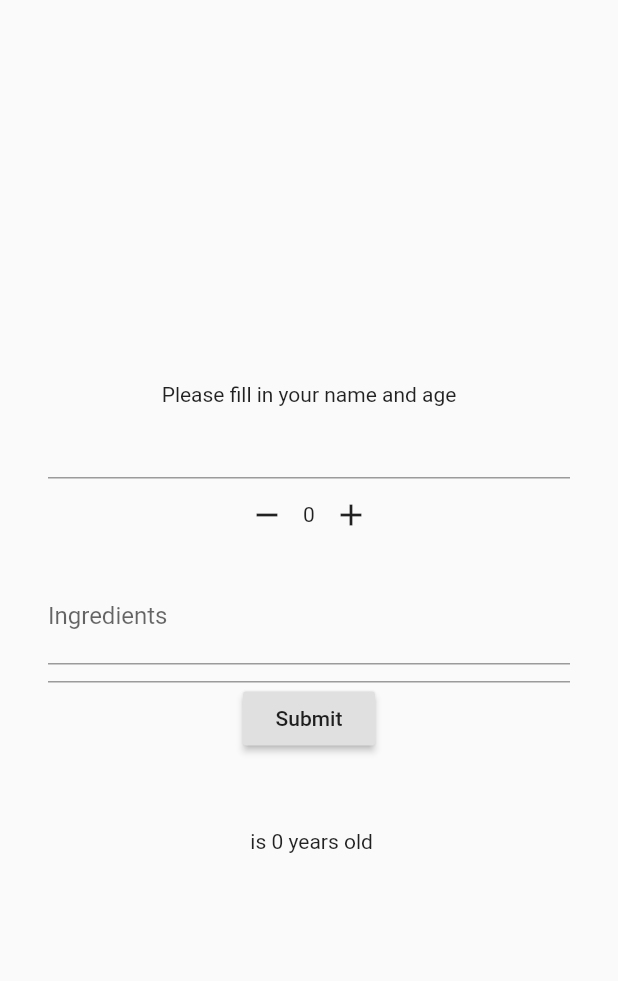
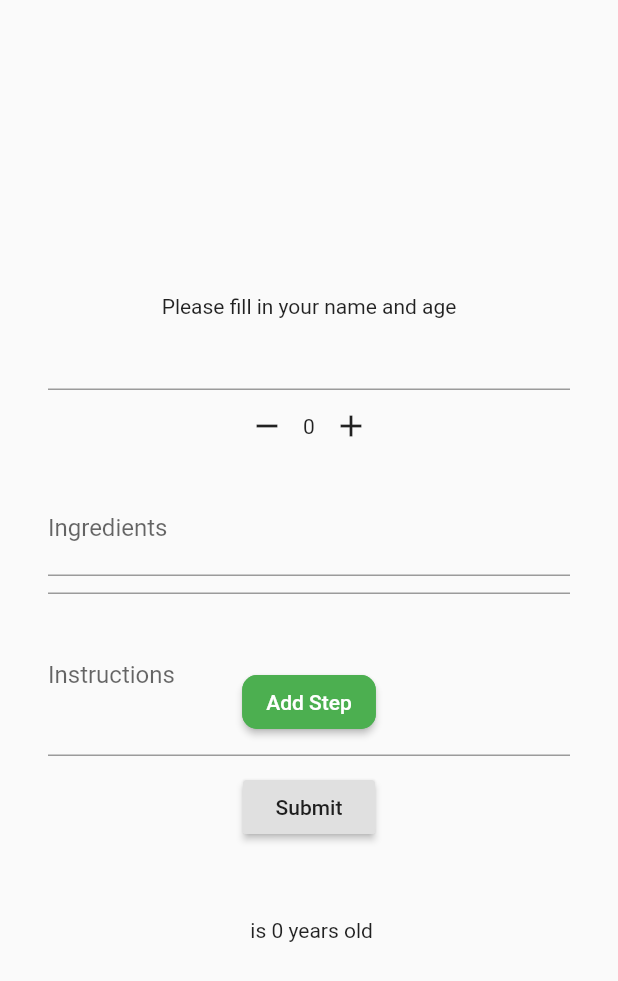
Before and after one commit to khalludi/ex_formfield, a Flutter app: the screen it shows after launch, on a phone screen of 412 x 824 dp. Shown: the top 981 px of the screen. Run offline on Flutter 3.47's test engine with Material 2 defaults, Android fonts, the phone set to English and light mode, and no system bars.

Commit message:
Add instructions fields

```diff
--- a/lib/main.dart
+++ b/lib/main.dart
@@ -1,3 +1,5 @@
+import 'package:ex_formfield/reorderable_ff.dart';
+import 'package:ex_formfield/reorderable_field.dart';
 import 'package:flutter/material.dart';
 
 import 'counter.dart';
@@ -27,6 +29,7 @@ class _HomeScreenState extends State<HomeScreen> {
   String _name = '';
   int _age = 0;
   List _ingredients = [];
+  List _instructions = [];
 
   @override
   Widget build(BuildContext context) {
@@ -64,12 +67,24 @@ class _HomeScreenState extends State<HomeScreen> {
                     labelText: 'Ingredients',
                   ),
                   validator: (ingredients) => (ingredients?.length ?? 0) < 3
-                      ? 'Please select at least 3 interests'
+                      ? 'Please add at least 3 ingredients'
                       : null,
                   onSaved: (ingredients) {
                     _ingredients = ingredients!;
                   },
                 ),
+                MyReorderableFormField(
+                  decoration: const InputDecoration(
+                    labelText: 'Instructions',
+                  ),
+                  validator: (instructions) => (instructions?.length ?? 0) < 3
+                      ? 'Please add at least 3 steps to the recipe'
+                      : null,
+                  onSaved: (instructions) {
+                    _instructions = instructions!;
+                  },
+                ),
+                SizedBox(height: 10,),
                 RaisedButton(
                   child: const Text('Submit'),
                   onPressed: () {
@@ -88,8 +103,15 @@ class _HomeScreenState extends State<HomeScreen> {
                   shrinkWrap: true,
                   itemCount: _ingredients.length,
                   itemBuilder: (context, index) {
-                    return Text('${_ingredients[index]}, ');
+                    return Text('${_ingredients[index]}');
                   }
+                ),
+                ListView.builder(
+                    shrinkWrap: true,
+                    itemCount: _instructions.length,
+                    itemBuilder: (context, index) {
+                      return Text('${_instructions[index]}');
+                    }
                 )
               ],
             ),
--- /dev/null
+++ b/lib/reorderable_ff.dart
@@ -0,0 +1,34 @@
+import 'package:ex_formfield/reorderable_field.dart';
+import 'package:flutter/material.dart';
+
+import 'multiselection_field.dart';
+
+class MyReorderableFormField<T> extends FormField<List<T>> {
+
+  final InputDecoration decoration;
+
+  MyReorderableFormField({
+    Key? key,
+    this.decoration = const InputDecoration(),
+    FormFieldSetter<List>? onSaved,
+    FormFieldValidator<List>? validator,
+  }) : super(key: key,
+      onSaved: onSaved,
+      validator: validator,
+      builder: (FormFieldState<List> field) {
+        final InputDecoration effectiveDecoration =
+        decoration.applyDefaults(
+          Theme.of(field.context).inputDecorationTheme,
+        );
+        return InputDecorator(
+          decoration: effectiveDecoration.copyWith(errorText: field.errorText),
+          isEmpty: field.value?.isEmpty ?? true,
+          child: MyReorderableField(
+            values: field.value?.map((e) => e.toString()).toList() ?? [],
+            onChanged: field.didChange,
+            controllers: field.value?.map((e) => TextEditingController(text: e)).toList() ?? [],
+          ),
+        );
+      }
+  );
+}
--- /dev/null
+++ b/lib/reorderable_field.dart
@@ -0,0 +1,99 @@
+import 'package:flutter/material.dart';
+
+class MyReorderableField<T> extends StatelessWidget {
+
+  MyReorderableField({
+    Key? key,
+    required this.onChanged,
+    required this.values,
+    required this.controllers,
+  }) : super( key: key );
+
+  ValueChanged<List> onChanged;
+  List<String> values;
+  List<TextEditingController> controllers;
+
+  @override
+  Widget build(BuildContext context) {
+    return Column(
+      mainAxisSize: MainAxisSize.min,
+      children: [
+        ReorderableListView(
+          shrinkWrap: true,
+          padding: const EdgeInsets.symmetric(horizontal: 40, vertical: 10),
+          children: <Widget>[
+            for (int index = 0; index < values.length; index++)
+              Focus(
+                key: Key('item ${index}'),
+                child: Row(
+                  mainAxisSize: MainAxisSize.min,
+                  children: [
+                    Expanded(
+                      child: TextField(
+                        controller: controllers[index],
+                        autofocus: true,
+                        decoration: InputDecoration(
+                            labelText: 'Step ${index+1}'
+                        ),
+                        textInputAction: TextInputAction.next,
+                        // ↓ Handle focus change on Next / Done soft keyboard keys
+                        onEditingComplete: () {
+                          print('Name editing complete');
+                          FocusScope.of(context).nextFocus();
+                        },
+                      ),
+                    ),
+                    ElevatedButton(
+                      style: ButtonStyle(
+                        backgroundColor: MaterialStateProperty.all(Colors.red),
+                      ),
+                      child: const Icon(Icons.delete),
+                      onPressed: () {
+                        values.removeAt(index);
+                        controllers.removeAt(index);
+                        onChanged(values);
+                      },
+                    ),
+                    const SizedBox(width: 40,)
+                  ],
+                ),
+                canRequestFocus: false,
+                // ↓ Focus widget handler e.g. user taps elsewhere
+                onFocusChange: (hasFocus) {
+                  if (!hasFocus)  {
+                    values[index] = controllers[index].text;
+                    onChanged(values);
+                  }
+                },
+              ),
+          ],
+          onReorder: (int oldIndex, int newIndex) {
+            if (oldIndex < newIndex) {
+              newIndex -= 1;
+            }
+            final String item = values.removeAt(oldIndex);
+            values.insert(newIndex, item);
+            onChanged(values);
+          },
+        ),
+        ElevatedButton(
+          style: ButtonStyle(
+            backgroundColor: MaterialStateProperty.all(Colors.green),
+            shape: MaterialStateProperty.all(
+              RoundedRectangleBorder(
+                borderRadius: BorderRadius.circular(10),
+                side: BorderSide(color: Colors.green)
+              )
+            )
+          ),
+          onPressed: () {
+            values.add('');
+            controllers.add(TextEditingController());
+            onChanged(values);
+          },
+          child: Text('Add Step')
+        )
+      ],
+    );
+  }
+}
```
